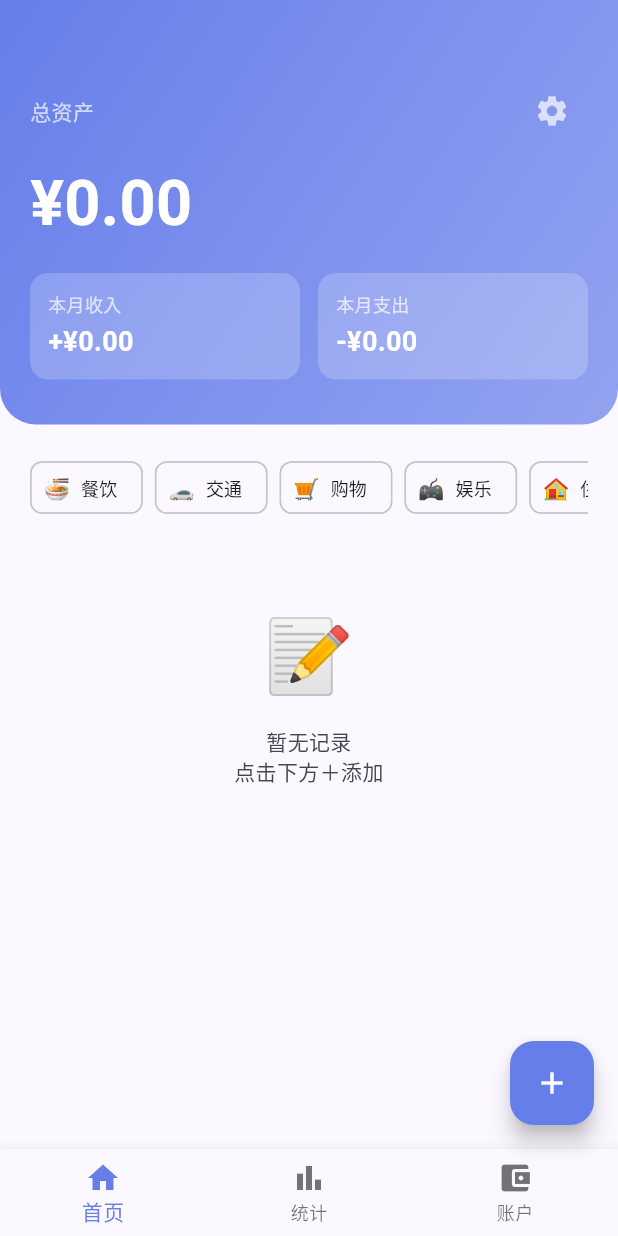
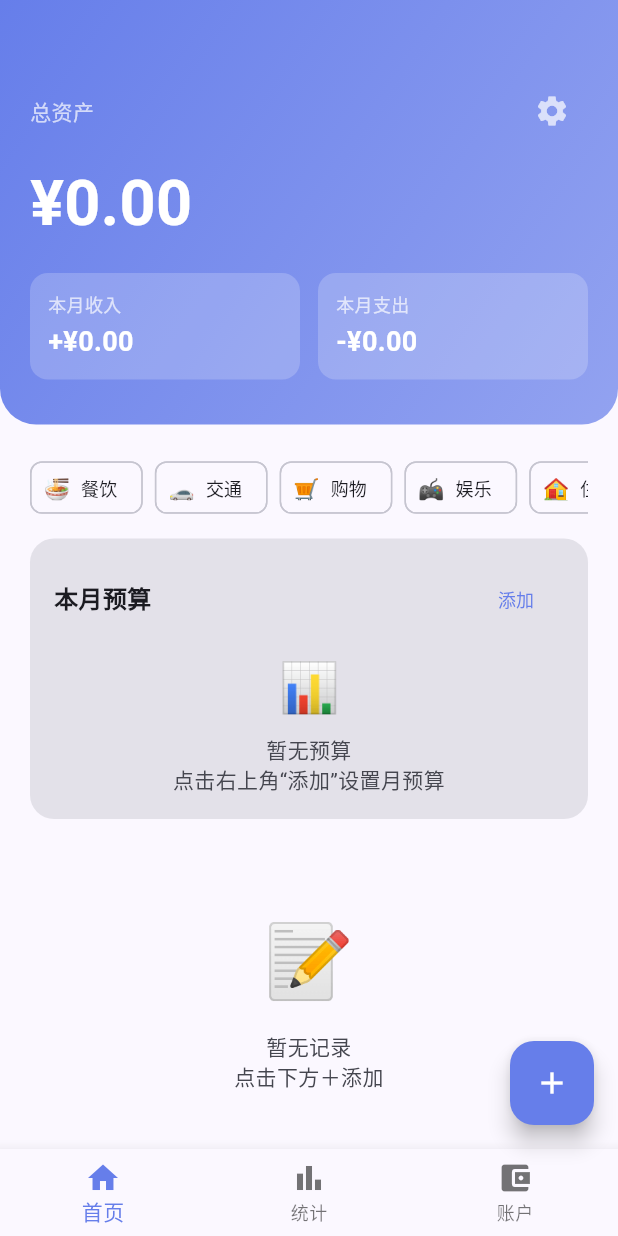
Before and after one commit to shouyangliu/wallet, a Flutter app: the screen it shows after launch, on a phone screen of 412 x 824 dp. Run offline on Flutter 3.47's test engine with Material 3 defaults, Android fonts, the phone set to English and light mode, and no system bars; our stand-ins replace fl_chart, shared_preferences.

Commit message:
修改预算卡片：无预算时显示提示，方便用户添加

```diff
--- a/lib/main.dart
+++ b/lib/main.dart
@@ -405,8 +405,6 @@ class _HomePageState extends State<HomePage> {
   }
 
   Widget _buildBudgetCard() {
-    if (_budgets.isEmpty) return const SizedBox.shrink();
-
     final now = DateTime.now();
     final monthKey = '${now.year}-${now.month}';
 
@@ -432,10 +430,24 @@ class _HomePageState extends State<HomePage> {
               Text('本月预算', style: TextStyle(fontSize: 16, fontWeight: FontWeight.bold)),
               TextButton(
                 onPressed: _showAddBudgetDialog,
-                child: const Text('设置', style: TextStyle(fontSize: 12)),
-              ),
-            ],
-          ),
+                child: Text(_budgets.isEmpty ? '添加' : '设置', style: TextStyle(fontSize: 12)),
+              ),
+            ],
+          ),
+          if (_budgets.isEmpty) ...[
+            const SizedBox(height: 12),
+            Center(
+              child: Column(
+                children: [
+                  const Text('📊', style: TextStyle(fontSize: 32)),
+                  const SizedBox(height: 8),
+                  Text('暂无预算\n点击右上角“添加”设置月预算',
+                      textAlign: TextAlign.center,
+                      style: TextStyle(color: Theme.of(context).colorScheme.onSurfaceVariant)),
+                ],
+              ),
+            ),
+          ] else ...[
             const SizedBox(height: 8),
             ..._budgets.map((budget) {
               final spent = monthExpenses
@@ -474,6 +486,7 @@ class _HomePageState extends State<HomePage> {
                 ),
               );
             }),
+          ],
         ],
       ),
     );
```
Lines whose indentation alone changed are shown as unchanged.
